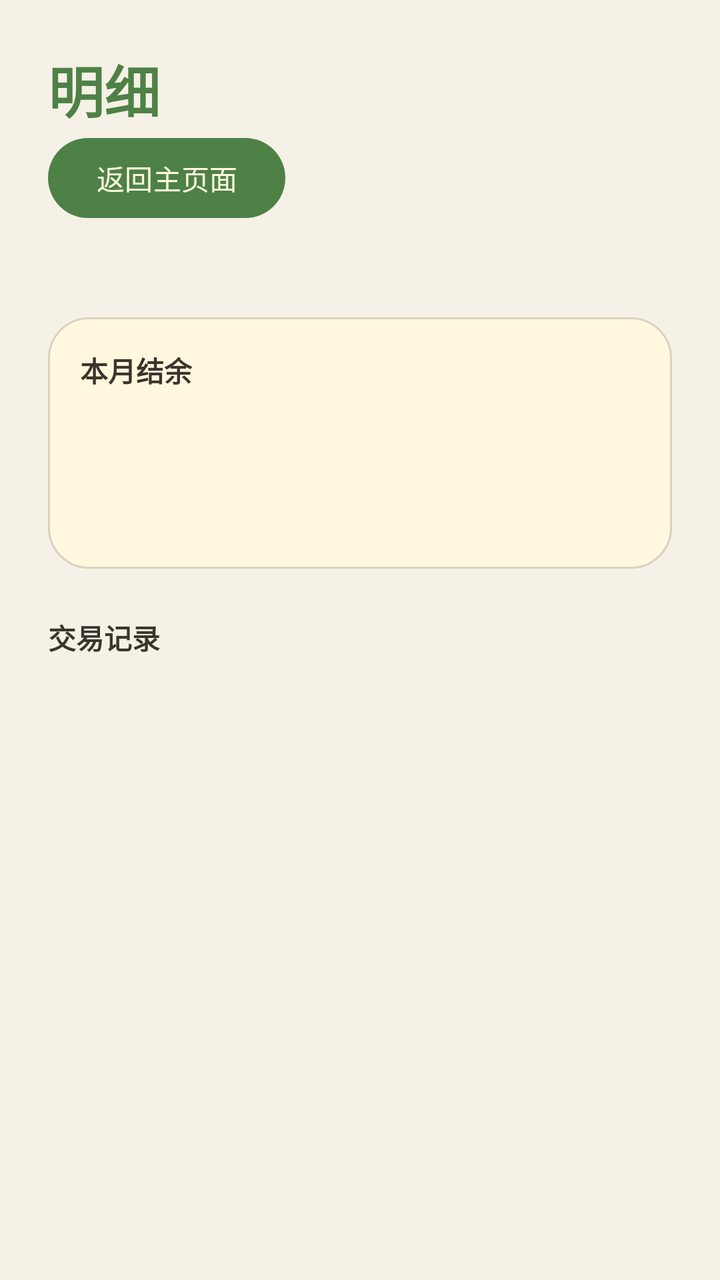
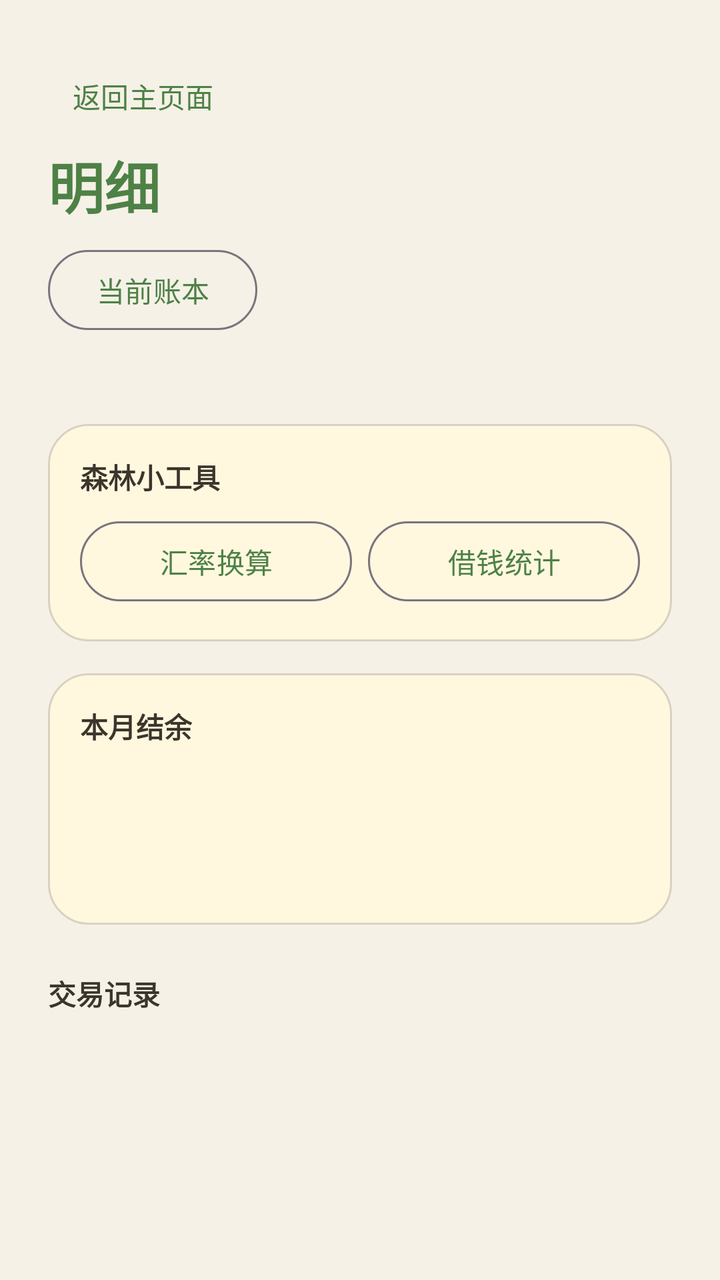

Before-and-after screenshots of an Android layout around one commit, followed by the original layout XML and the change that was made.
<!-- AndroidManifest.xml: application theme Theme.PkmAPP -->
<!-- res/layout/fragment_details.xml -->
<?xml version="1.0" encoding="utf-8"?>
<ScrollView xmlns:android="http://schemas.android.com/apk/res/android" android:layout_width="match_parent" android:layout_height="match_parent" android:background="@color/cream_background" android:fillViewport="true"><LinearLayout android:layout_width="match_parent" android:layout_height="wrap_content" android:orientation="vertical" android:padding="@dimen/space_24">
<TextView android:id="@+id/title_details" android:layout_width="wrap_content" android:layout_height="wrap_content" android:text="明细" android:textColor="@color/forest_green" android:textSize="28sp" android:textStyle="bold"/>
<com.google.android.material.button.MaterialButton android:id="@+id/page_back_button" android:layout_width="wrap_content" android:layout_height="48dp" android:text="返回主页面"/>
<TextView android:id="@+id/details_ledger_name" android:layout_width="wrap_content" android:layout_height="wrap_content" android:layout_marginTop="@dimen/space_8" android:textColor="@color/wood_brown" android:textSize="16sp"/>
<LinearLayout android:id="@+id/details_summary_card" style="@style/Widget.PkmAPP.PaperCard" android:layout_width="match_parent" android:layout_height="wrap_content" android:layout_marginTop="@dimen/space_16" android:orientation="vertical" android:padding="@dimen/space_16">
<TextView android:layout_width="wrap_content" android:layout_height="wrap_content" android:text="本月结余" android:textColor="@color/ink" android:textStyle="bold"/><TextView android:id="@+id/details_balance" android:layout_width="wrap_content" android:layout_height="wrap_content" android:textColor="@color/forest_green" android:textSize="26sp" android:textStyle="bold"/>
<TextView android:id="@+id/details_income" android:layout_width="wrap_content" android:layout_height="wrap_content" android:textColor="@color/forest_green"/><TextView android:id="@+id/details_expense" android:layout_width="wrap_content" android:layout_height="wrap_content" android:textColor="@color/expense_red"/>
</LinearLayout>
<TextView android:layout_width="wrap_content" android:layout_height="wrap_content" android:layout_marginTop="@dimen/space_24" android:text="交易记录" android:textColor="@color/ink" android:textStyle="bold"/>
<LinearLayout android:id="@+id/details_transaction_list" android:layout_width="match_parent" android:layout_height="wrap_content" android:orientation="vertical"/>
</LinearLayout></ScrollView>
<!-- resources referenced by this layout -->
<resources>
  <color name="cream_background">#F5F1E7</color>
  <color name="expense_red">#C75B4B</color>
  <color name="forest_green">#4E8146</color>
  <color name="ink">#3B352C</color>
  <color name="wood_brown">#7B5C3B</color>
  <dimen name="space_16">16dp</dimen>
  <dimen name="space_24">24dp</dimen>
  <dimen name="space_8">8dp</dimen>
  <style name="Widget.PkmAPP.PaperCard">
          <item name="android:background">@drawable/bg_paper_card</item>
      </style>
  <style name="Theme.PkmAPP" parent="Theme.Material3.DayNight.NoActionBar">
          <item name="android:windowBackground">@color/cream_background</item>
          <item name="android:statusBarColor">@color/cream_background</item>
          <item name="android:navigationBarColor">@color/cream_background</item>
          <item name="android:windowLightStatusBar">true</item>
          <item name="android:windowLightNavigationBar">true</item>
          <item name="colorPrimary">@color/forest_green</item>
          <item name="colorOnPrimary">@color/paper_card</item>
          <item name="colorSecondary">@color/warm_orange</item>
          <item name="colorOnSecondary">@color/ink</item>
          <item name="colorSurface">@color/paper_card</item>
          <item name="colorOnSurface">@color/ink</item>
      </style>
  <!-- drawable bg_paper_card (drawable) -->
  <?xml version="1.0" encoding="utf-8"?>
  <shape xmlns:android="http://schemas.android.com/apk/res/android" android:shape="rectangle">
      <solid android:color="@color/paper_card" />
      <corners android:radius="@dimen/radius_card" />
      <stroke android:width="1dp" android:color="#335C4938" />
  </shape>
  <color name="paper_card">#FFF8DF</color>
  <color name="warm_orange">#D48A4A</color>
  <dimen name="radius_card">20dp</dimen>
</resources>

<!-- the commit's change to res/layout/fragment_details.xml (unified diff, before → after) -->
@@ -1,12 +1,142 @@
 <?xml version="1.0" encoding="utf-8"?>
-<ScrollView xmlns:android="http://schemas.android.com/apk/res/android" android:layout_width="match_parent" android:layout_height="match_parent" android:background="@color/cream_background" android:fillViewport="true"><LinearLayout android:layout_width="match_parent" android:layout_height="wrap_content" android:orientation="vertical" android:padding="@dimen/space_24">
-<TextView android:id="@+id/title_details" android:layout_width="wrap_content" android:layout_height="wrap_content" android:text="明细" android:textColor="@color/forest_green" android:textSize="28sp" android:textStyle="bold"/>
-<com.google.android.material.button.MaterialButton android:id="@+id/page_back_button" android:layout_width="wrap_content" android:layout_height="48dp" android:text="返回主页面"/>
-<TextView android:id="@+id/details_ledger_name" android:layout_width="wrap_content" android:layout_height="wrap_content" android:layout_marginTop="@dimen/space_8" android:textColor="@color/wood_brown" android:textSize="16sp"/>
-<LinearLayout android:id="@+id/details_summary_card" style="@style/Widget.PkmAPP.PaperCard" android:layout_width="match_parent" android:layout_height="wrap_content" android:layout_marginTop="@dimen/space_16" android:orientation="vertical" android:padding="@dimen/space_16">
-<TextView android:layout_width="wrap_content" android:layout_height="wrap_content" android:text="本月结余" android:textColor="@color/ink" android:textStyle="bold"/><TextView android:id="@+id/details_balance" android:layout_width="wrap_content" android:layout_height="wrap_content" android:textColor="@color/forest_green" android:textSize="26sp" android:textStyle="bold"/>
-<TextView android:id="@+id/details_income" android:layout_width="wrap_content" android:layout_height="wrap_content" android:textColor="@color/forest_green"/><TextView android:id="@+id/details_expense" android:layout_width="wrap_content" android:layout_height="wrap_content" android:textColor="@color/expense_red"/>
-</LinearLayout>
-<TextView android:layout_width="wrap_content" android:layout_height="wrap_content" android:layout_marginTop="@dimen/space_24" android:text="交易记录" android:textColor="@color/ink" android:textStyle="bold"/>
-<LinearLayout android:id="@+id/details_transaction_list" android:layout_width="match_parent" android:layout_height="wrap_content" android:orientation="vertical"/>
-</LinearLayout></ScrollView>
+<ScrollView xmlns:android="http://schemas.android.com/apk/res/android"
+    android:layout_width="match_parent"
+    android:layout_height="match_parent"
+    android:background="@color/cream_background"
+    android:fillViewport="true">
+
+    <LinearLayout
+        android:layout_width="match_parent"
+        android:layout_height="wrap_content"
+        android:orientation="vertical"
+        android:padding="@dimen/space_24">
+
+        <com.google.android.material.button.MaterialButton
+            android:id="@+id/page_back_button"
+            style="@style/Widget.Material3.Button.TextButton"
+            android:layout_width="wrap_content"
+            android:layout_height="48dp"
+            android:contentDescription="返回主页面"
+            android:text="返回主页面" />
+
+        <TextView
+            android:id="@+id/title_details"
+            android:layout_width="wrap_content"
+            android:layout_height="wrap_content"
+            android:text="明细"
+            android:textColor="@color/forest_green"
+            android:textSize="28sp"
+            android:textStyle="bold" />
+
+        <com.google.android.material.button.MaterialButton
+            android:id="@+id/details_ledger_switch_button"
+            style="@style/Widget.Material3.Button.OutlinedButton"
+            android:layout_width="wrap_content"
+            android:layout_height="48dp"
+            android:layout_marginTop="@dimen/space_8"
+            android:contentDescription="切换或新建账本"
+            android:text="当前账本" />
+
+        <TextView
+            android:id="@+id/details_ledger_name"
+            android:layout_width="wrap_content"
+            android:layout_height="wrap_content"
+            android:layout_marginTop="@dimen/space_8"
+            android:textColor="@color/wood_brown"
+            android:textSize="14sp" />
+
+        <LinearLayout
+            android:id="@+id/details_tools_card"
+            style="@style/Widget.PkmAPP.PaperCard"
+            android:layout_width="match_parent"
+            android:layout_height="wrap_content"
+            android:layout_marginTop="@dimen/space_16"
+            android:orientation="vertical"
+            android:padding="@dimen/space_16">
+
+            <TextView
+                android:layout_width="wrap_content"
+                android:layout_height="wrap_content"
+                android:text="森林小工具"
+                android:textColor="@color/ink"
+                android:textStyle="bold" />
+
+            <LinearLayout
+                android:layout_width="match_parent"
+                android:layout_height="wrap_content"
+                android:layout_marginTop="@dimen/space_8"
+                android:orientation="horizontal">
+
+                <com.google.android.material.button.MaterialButton
+                    android:id="@+id/details_fx_tool_button"
+                    style="@style/Widget.Material3.Button.OutlinedButton"
+                    android:layout_width="0dp"
+                    android:layout_height="48dp"
+                    android:layout_weight="1"
+                    android:contentDescription="汇率换算工具"
+                    android:text="汇率换算" />
+
+                <com.google.android.material.button.MaterialButton
+                    android:id="@+id/details_borrowing_tool_button"
+                    style="@style/Widget.Material3.Button.OutlinedButton"
+                    android:layout_width="0dp"
+                    android:layout_height="48dp"
+                    android:layout_marginStart="@dimen/space_8"
+                    android:layout_weight="1"
+                    android:contentDescription="借钱统计工具"
+                    android:text="借钱统计" />
+            </LinearLayout>
+        </LinearLayout>
+
+        <LinearLayout
+            android:id="@+id/details_summary_card"
+            style="@style/Widget.PkmAPP.PaperCard"
+            android:layout_width="match_parent"
+            android:layout_height="wrap_content"
+            android:layout_marginTop="@dimen/space_16"
+            android:orientation="vertical"
+            android:padding="@dimen/space_16">
+
+            <TextView
+                android:layout_width="wrap_content"
+                android:layout_height="wrap_content"
+                android:text="本月结余"
+                android:textColor="@color/ink"
+                android:textStyle="bold" />
+
+            <TextView
+                android:id="@+id/details_balance"
+                android:layout_width="wrap_content"
+                android:layout_height="wrap_content"
+                android:textColor="@color/forest_green"
+                android:textSize="26sp"
+                android:textStyle="bold" />
+
+            <TextView
+                android:id="@+id/details_income"
+                android:layout_width="wrap_content"
+                android:layout_height="wrap_content"
+                android:textColor="@color/forest_green" />
+
+            <TextView
+                android:id="@+id/details_expense"
+                android:layout_width="wrap_content"
+                android:layout_height="wrap_content"
+                android:textColor="@color/expense_red" />
+        </LinearLayout>
+
+        <TextView
+            android:layout_width="wrap_content"
+            android:layout_height="wrap_content"
+            android:layout_marginTop="@dimen/space_24"
+            android:text="交易记录"
+            android:textColor="@color/ink"
+            android:textStyle="bold" />
+
+        <LinearLayout
+            android:id="@+id/details_transaction_list"
+            android:layout_width="match_parent"
+            android:layout_height="wrap_content"
+            android:orientation="vertical" />
+    </LinearLayout>
+</ScrollView>
